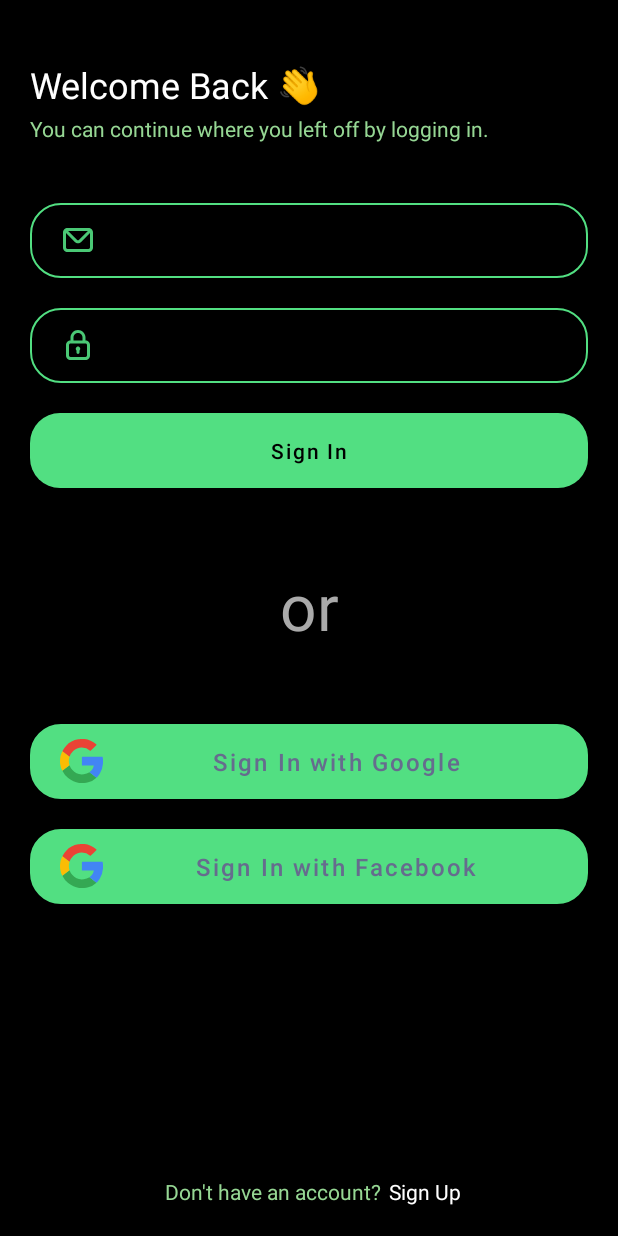
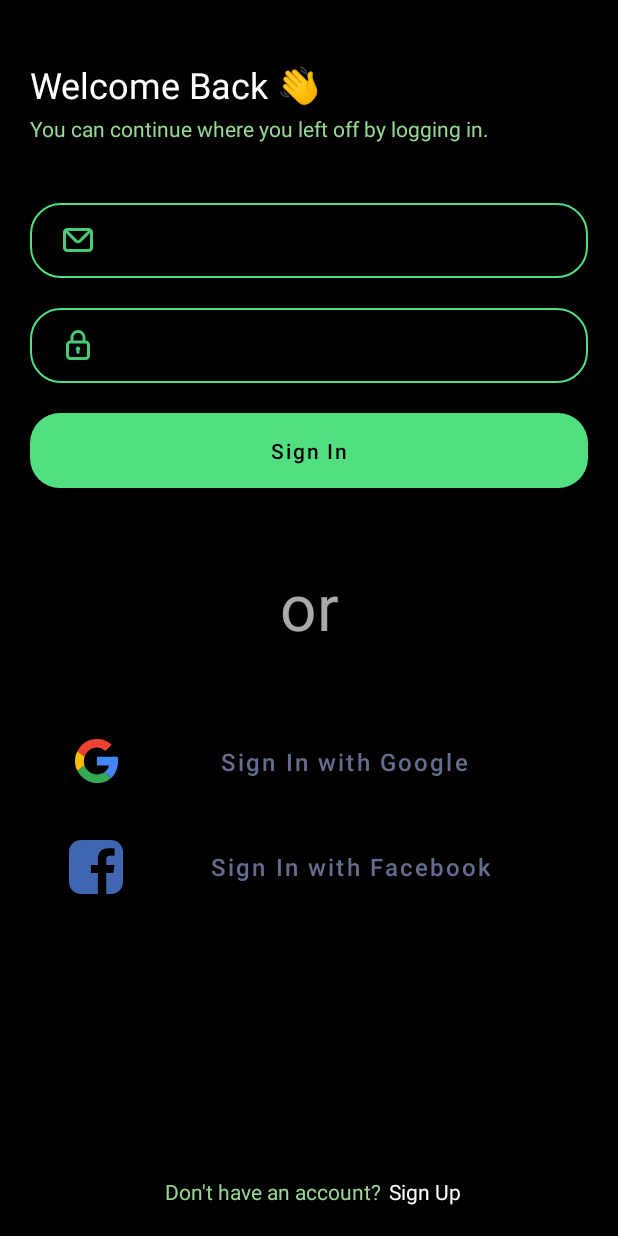
Before and after one commit to Azizadx/Newsly, an Android app: the SignInActivity screen opened directly, with no data from a screen before it, on a phone screen of 412 x 824 dp. Run offline under Robolectric (Android 15) with nearby library versions, the phone set to English and light mode, and no system bars; our stand-ins replace Firebase (no records; nobody signed in at launch, a user with empty details on screens opened directly).

Commit message:
sign in finitoooo

```diff
--- a/app/src/main/java/com/azizadx/newsly/ui/main/view/SignInActivity.java
+++ b/app/src/main/java/com/azizadx/newsly/ui/main/view/SignInActivity.java
@@ -34,6 +34,8 @@ public class SignInActivity extends BaseActivity implements View.OnTouchListener
 
         Button signInButton = findViewById(R.id.buttonSignIn);
         signInButton.setOnClickListener(view -> buttonSignIn());
+
+        //btnGoogleSignin.setOnClickListener(view -> signInWithGoogleAuth());
 
         TextView signUpTextView = findViewById(R.id.textSignUp);
         signUpTextView.setOnTouchListener(this);
--- /dev/null
+++ b/app/src/main/res/drawable/ic_facebook.xml
@@ -0,0 +1,9 @@
+<vector xmlns:android="http://schemas.android.com/apk/res/android"
+    android:width="48dp"
+    android:height="48dp"
+    android:viewportWidth="24"
+    android:viewportHeight="24">
+  <path
+      android:pathData="M17,3H7C4.791,3 3,4.791 3,7v10c0,2.209 1.791,4 4,4h5.621v-6.961h-2.343v-2.725h2.343V9.309c0,-2.324 1.421,-3.591 3.495,-3.591c0.699,-0.002 1.397,0.034 2.092,0.105v2.43h-1.428c-1.13,0 -1.35,0.534 -1.35,1.322v1.735h2.7l-0.351,2.725h-2.365V21H17c2.209,0 4,-1.791 4,-4V7C21,4.791 19.209,3 17,3z"
+      android:fillColor="#4267B2"/>
+</vector>
--- a/app/src/main/res/layout/activity_sign_in.xml
+++ b/app/src/main/res/layout/activity_sign_in.xml
@@ -3,6 +3,7 @@
     xmlns:tools="http://schemas.android.com/tools"
     android:layout_width="match_parent"
     android:layout_height="match_parent"
+    xmlns:app="http://schemas.android.com/apk/res-auto"
     android:orientation="vertical"
     android:background="@color/black"
     android:padding="20dp"
@@ -70,14 +71,17 @@
     <Button
         android:id="@+id/btnGoogle"
         style="@style/g_button"
+        app:backgroundTint="@android:color/transparent"
         android:drawableLeft="@drawable/ic_google"
+        android:layout_marginStart="10dp"
         android:text="@string/google_sign_in"/>
 
 
     <Button
         android:id="@+id/btnFb"
         style="@style/g_button"
-        android:drawableLeft="@drawable/ic_google"
+        app:backgroundTint="@color/black"
+        android:drawableLeft="@drawable/ic_facebook"
         android:text="@string/fb_sign_in"/>
 
     <LinearLayout
--- a/app/src/main/res/values/themes.xml
+++ b/app/src/main/res/values/themes.xml
@@ -40,6 +40,7 @@
      <item name = "android:textAllCaps">false</item>
      <item name = "android:background">@drawable/rounded_button_g</item>
      <item name = "android:textColor">#666C8E</item>
+     <item name = "android:gradientRadius">3dp</item>
      <item name = "android:layout_width">match_parent</item>
      <item name = "android:layout_marginBottom">20dp</item>
      <item name = "android:textSize">16sp</item>
@@ -47,5 +48,6 @@
      <item name = "android:layout_height">50dp</item>
      <item name = "android:paddingStart">20dp</item>
      <item name = "android:paddingEnd">20dp</item>
+
  </style>
 </resources>
```
Also changed, not shown: app/src/main/res/drawable/rounded_button_g.xml (+6 -3 lines).
